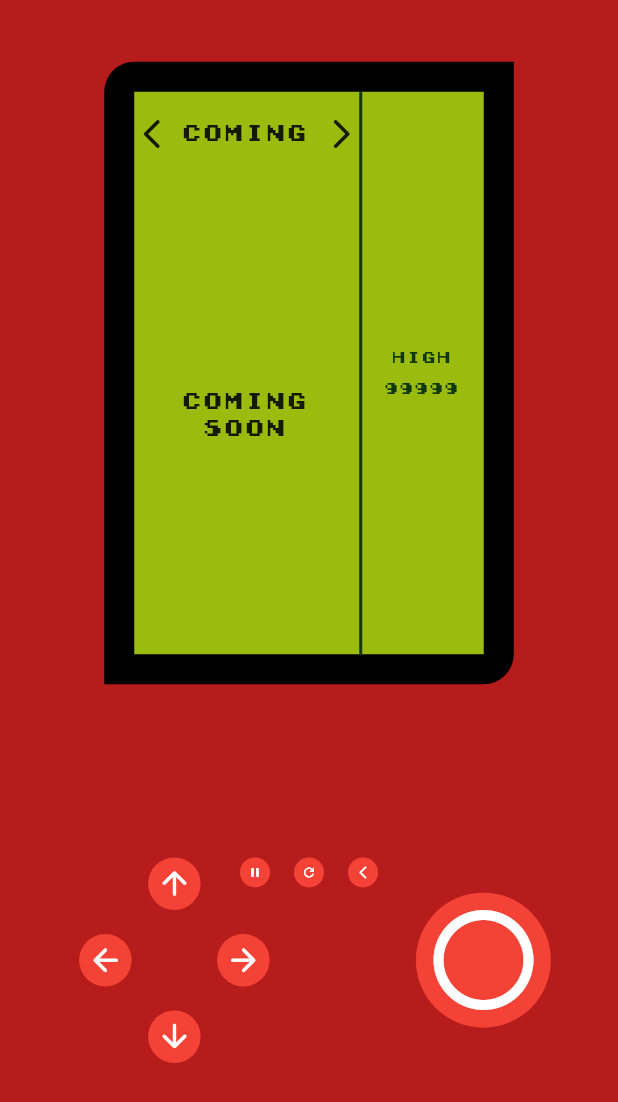
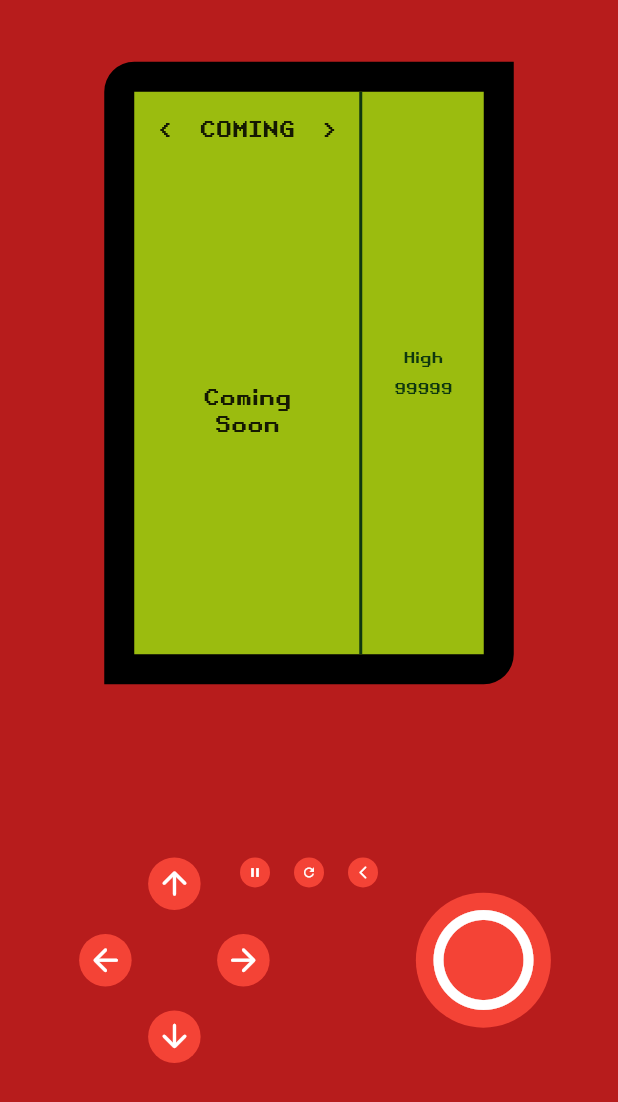
Before and after one commit to herisetiawan00/tetris, a Flutter app: the screen it shows after launch, after a tap on the "arrow forward" icon, on a phone screen of 412 x 824 dp. Shown: the top 1102 px of the screen. Run offline on Flutter 3.47's test engine with Material 2 defaults, Android fonts, the light colour scheme and no system bars.

Commit message:
change font

```diff
--- a/lib/configurations.dart
+++ b/lib/configurations.dart
@@ -6,7 +6,7 @@ class Configurations {
   static double blockWidth = 15.0;
   static double opacityEnable = 1.0;
   static double opacityDisable = 0.25;
-  static String fontFamily = 'Gameboy';
+  static String fontFamily = 'Retro';
   static Color consolePrimaryColor = Colors.red.shade900;
   static Color consoleSecondaryColor = Colors.red;
   static Color consoleIconColor = Colors.white;
--- a/lib/journey/landing/landing_screen.dart
+++ b/lib/journey/landing/landing_screen.dart
@@ -54,14 +54,14 @@ class _LandingScreenState extends State<LandingScreen> {
       child: Column(
         children: [
           Padding(
-            padding: const EdgeInsets.symmetric(vertical: 16),
+            padding: const EdgeInsets.all(16),
             child: Center(
               child: Row(
                 mainAxisAlignment: MainAxisAlignment.spaceBetween,
                 children: [
-                  Icon(Icons.arrow_back_ios_rounded),
-                  Text(currentGame?.replaceFirst('/', '') ?? ''),
-                  Icon(Icons.arrow_forward_ios_rounded),
+                  Text('<'),
+                  Text(currentGame?.replaceFirst('/', '').toUpperCase() ?? ''),
+                  Text('>'),
                 ],
               ),
             ),
--- a/pubspec.yaml
+++ b/pubspec.yaml
@@ -48,6 +48,9 @@ flutter:
     - family: Gameboy
       fonts:
         - asset: assets/fonts/gameboy.ttf
+    - family: Retro
+      fonts:
+        - asset: assets/fonts/retro.ttf
 
   # To add assets to your application, add an assets section, like this:
   # assets:
```
Also changed, not shown: assets/fonts/retro.ttf (added).
